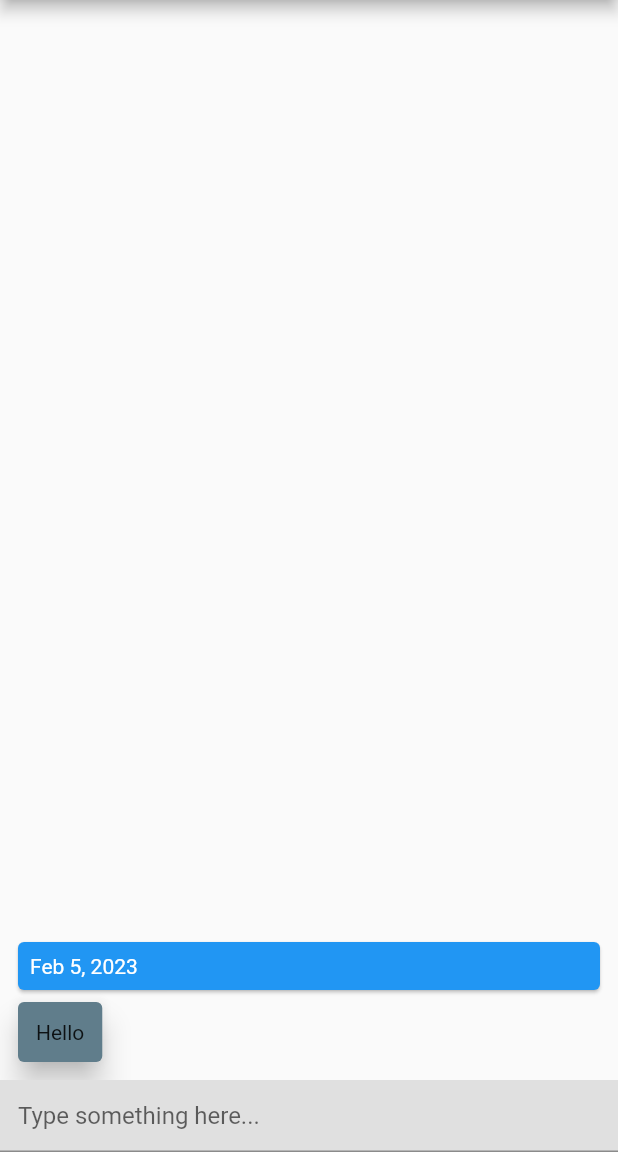
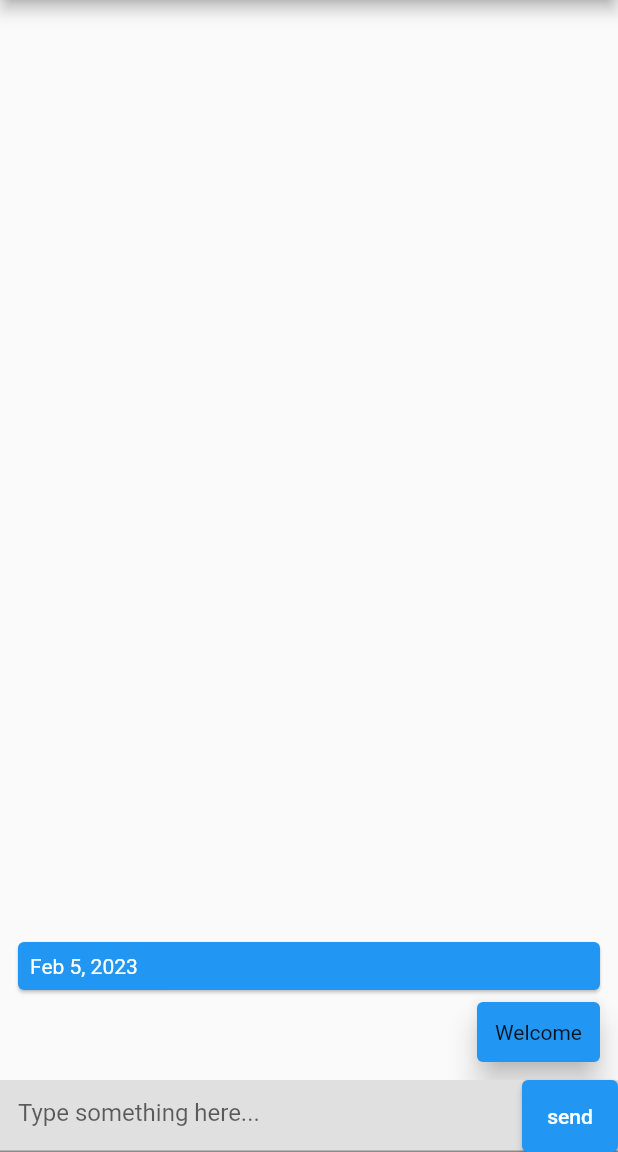
Before and after one commit to gabrielontech/english_tutor, a Flutter app: the screen it shows after launch, on a phone screen of 412 x 824 dp, the part 84-1236 px from its top. Run offline on Flutter 3.47's test engine with Material 2 defaults, Android fonts, the phone set to English and light mode, and no system bars; drawn by our look-alikes of grouped_list.

Commit message:
fix(lib/chat_screen): Adding a send button and clearing the text

```diff
--- a/lib/data/message.dart
+++ b/lib/data/message.dart
@@ -1,3 +1,4 @@
+
 class Msg {
     final String text;
     final DateTime date;
@@ -8,8 +9,8 @@ class Msg {
         required this.date,
         required this.isMe,
     });
+}
 
-}
 Msg error(String text)
 {
   final message = Msg(
--- a/lib/main.dart
+++ b/lib/main.dart
@@ -10,7 +10,7 @@ class MyApp extends StatelessWidget {
   Widget build(BuildContext context) {
     return MaterialApp(
       debugShowCheckedModeBanner: false,
-      title: 'Grouped List Demo',
+      title: 'Chat with gpt',
       theme: ThemeData(
         primarySwatch: Colors.blue,
       ),
--- a/lib/screen/chat_screen.dart
+++ b/lib/screen/chat_screen.dart
@@ -4,7 +4,6 @@ import 'package:flutter/material.dart';
 import '/chatgpt/response_gpt.dart';
 import '/chatgpt/generate_text.dart';
 import '/data/message.dart';
-
 
 class MainPage extends StatefulWidget {
   const MainPage({super.key});
@@ -14,66 +13,85 @@ class MainPage extends StatefulWidget {
 }
 
 class _MainPageState extends State<MainPage> {
+  final fieldText = TextEditingController();
   late Future<String> response;
   final List<Msg> messages = [
     Msg(
-        text: "Hello",
+        text: "Welcome",
         date: DateTime.now().subtract(const Duration(minutes: 1)),
-        isMe: false),
+        isMe: true),
   ].reversed.toList();
+
+  void clearText() {
+    fieldText.clear();
+  }
 
   @override
   Widget build(BuildContext context) => Scaffold(
         appBar: AppBar(title: const Text("Chat with gpt")),
         body: Column(
           children: [
-            Expanded(child: GroupedListView<Msg, DateTime>(
+            Expanded(
+                child: GroupedListView<Msg, DateTime>(
               reverse: true,
               order: GroupedListOrder.DESC,
               useStickyGroupSeparators: true,
               floatingHeader: true,
-              padding: const EdgeInsets.all(8) ,
+              padding: const EdgeInsets.all(8),
               elements: messages,
-               groupBy: (messages)=> DateTime(
-                messages.date.year,
-                messages.date.month,
-                messages.date.day
-               ),
+              groupBy: (messages) => DateTime(
+                  messages.date.year, messages.date.month, messages.date.day),
               groupHeaderBuilder: (Msg messages) => SizedBox(
                 height: 40,
                 child: Card(
                   color: Theme.of(context).primaryColor,
-                  child: Padding(padding: const EdgeInsets.all(8), child: Text(DateFormat.yMMMd().format(messages.date), style: TextStyle(color: Colors.white),),),
+                  child: Padding(
+                    padding: const EdgeInsets.all(8),
+                    child: Text(
+                      DateFormat.yMMMd().format(messages.date),
+                      style: const TextStyle(color: Colors.white),
+                    ),
+                  ),
                 ),
               ),
               itemBuilder: (context, Msg messages) => Align(
-                alignment: messages.isMe ? Alignment.centerRight : Alignment.centerLeft,
+                alignment: messages.isMe
+                    ? Alignment.centerRight
+                    : Alignment.centerLeft,
                 child: Card(
                   color: messages.isMe ? Colors.blue : Colors.blueGrey,
                   elevation: 8,
-                             child: Padding(padding: const EdgeInsets.all(12), child: Text(messages.text),),
+                  child: Padding(
+                    padding: const EdgeInsets.all(12),
+                    child: Text(messages.text),
+                  ),
                 ),
               ),
             )),
             Container(
               color: Colors.grey.shade300,
               child: TextField(
-                  decoration:  const InputDecoration(
-                contentPadding:  EdgeInsets.all(12),
-                hintText: "Type something here..."
-              ),
-              onSubmitted: (text)
-               async {
+                controller: fieldText,
+                decoration: InputDecoration(
+                    contentPadding: const EdgeInsets.all(12),
+                    suffixIcon: ElevatedButton(
+                      onPressed: () async {
                         final message = Msg(
-                  text: text,
+                            text: fieldText.text,
                             date: DateTime.now(),
-                  isMe: true
-                );
+                            isMe: true);
                         setState(() => messages.add(message));
-                response = (generateText(text));
+                        clearText();
+                        response = (generateText(fieldText.text));
                         Msg bot = await gptAnswer(response);
                         setState(() => messages.add(bot));
-              }
+                      },
+                      style: ButtonStyle(
+                          backgroundColor:
+                              MaterialStateProperty.all(Colors.blue)),
+                      child: const Text('send'),
+                    ),
+                    hintText: "Type something here..."),
               ),
             )
           ],
```
Lines whose indentation alone changed are shown as unchanged.
